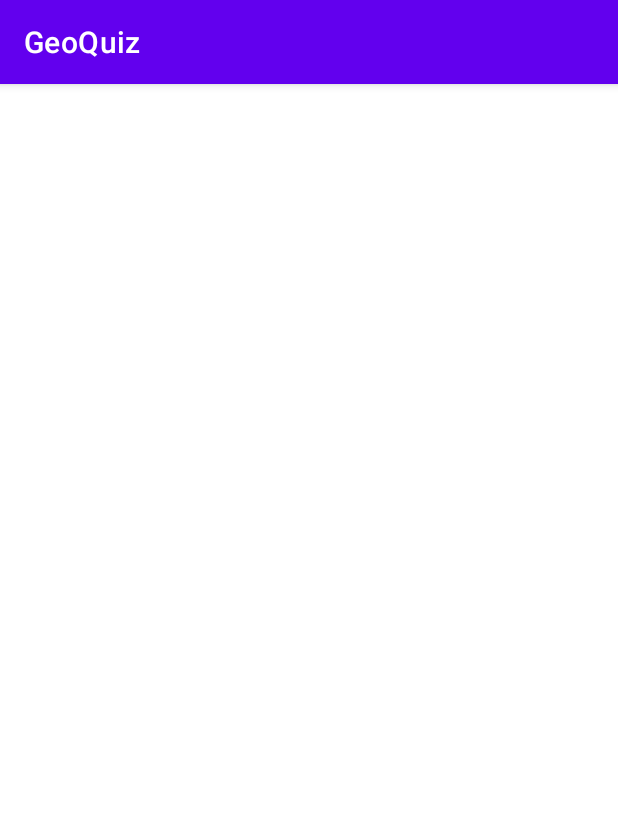
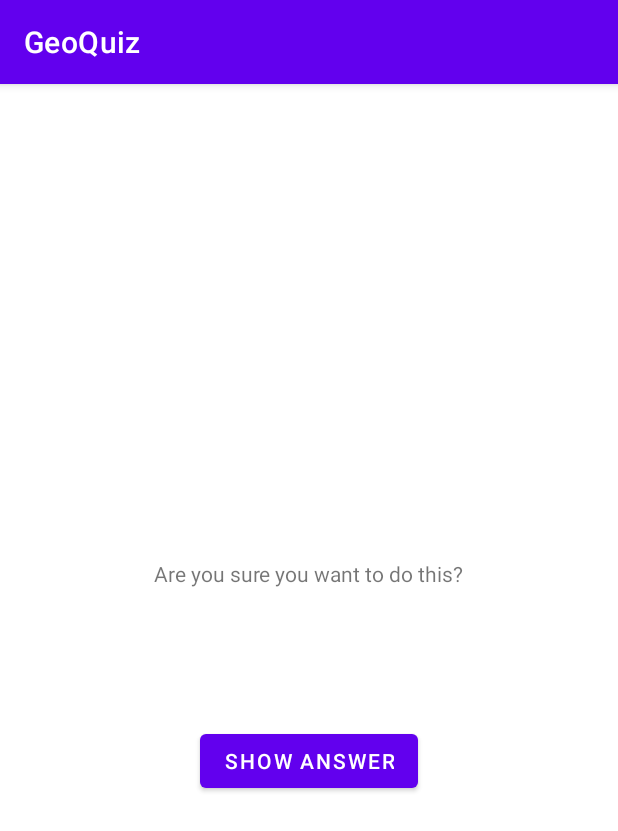
Before and after one commit to Vlascitchii-Mihail/PennyDrop, an Android app: the CheatActivity screen opened directly, with no data from a screen before it, on a phone screen of 412 x 824 dp. Shown: the top 831 px of the screen. Run offline under Robolectric (Android 15) with nearby library versions, the phone set to English and light mode, and no system bars.

Commit message:
Hello Android!

```diff
--- a/Android/GeoQuiz/app/src/main/AndroidManifest.xml
+++ b/Android/GeoQuiz/app/src/main/AndroidManifest.xml
@@ -11,6 +11,7 @@
         android:theme="@style/Theme.GeoQuiz">
         <activity
             android:name=".CheatActivity"
+            android:configChanges="orientation|screenSize|keyboardHidden"
             android:exported="false" />
         <activity
             android:name=".MainActivity"
--- a/Android/GeoQuiz/app/src/main/java/com/bignerdranch/android/geoquiz/CheatActivity.kt
+++ b/Android/GeoQuiz/app/src/main/java/com/bignerdranch/android/geoquiz/CheatActivity.kt
@@ -1,11 +1,51 @@
 package com.bignerdranch.android.geoquiz
 
+import android.app.Activity
 import androidx.appcompat.app.AppCompatActivity
 import android.os.Bundle
+import android.content.Context
+import android.content.Intent
+import android.widget.TextView
+import android.widget.Button
 
+private const val EXTRA_ANSWER_IS_TRUE = "com.bignerdranch.android.geoquiz.answer_is_true"
+const val EXTRA_ANSWER_SHOWN = "com.bignerdranch.android.geoquiz.answer_shown"
 class CheatActivity : AppCompatActivity() {
+
+    private lateinit var answerTextView: TextView
+    private lateinit var showAnswerButton: Button
+    private var answerIsTrue = false
+
+
     override fun onCreate(savedInstanceState: Bundle?) {
         super.onCreate(savedInstanceState)
         setContentView(R.layout.activity_cheat)
+        answerIsTrue = intent.getBooleanExtra(EXTRA_ANSWER_IS_TRUE, false)
+
+        answerTextView = findViewById(R.id.answer_text_view)
+        showAnswerButton = findViewById(R.id.show_answer_button)
+
+        showAnswerButton.setOnClickListener {
+            val answerText = when {
+                answerIsTrue -> R.string.true_button
+                else -> R.string.false_button
+            }
+            answerTextView.setText(answerText)
+
+            setAnswerShownResult(true)
+        }
+    }
+
+    companion object {
+        fun newIntent(packageContext: Context, answerIsTrue: Boolean): Intent {
+            return Intent(packageContext, CheatActivity::class.java).apply {
+                putExtra(EXTRA_ANSWER_IS_TRUE, answerIsTrue)
+            }
+        }
+    }
+
+    private fun setAnswerShownResult(isAnswerShown: Boolean) {
+        val data = Intent().apply { putExtra(EXTRA_ANSWER_SHOWN, isAnswerShown)}
+        setResult(Activity.RESULT_OK, data)
     }
 }
--- a/Android/GeoQuiz/app/src/main/java/com/bignerdranch/android/geoquiz/QuizViewModel.kt
+++ b/Android/GeoQuiz/app/src/main/java/com/bignerdranch/android/geoquiz/QuizViewModel.kt
@@ -14,6 +14,7 @@ class QuizViewModel : ViewModel() {
     )
 
     var currentIndex= 0
+    var isCheater = false
 
     val currentQuestionAnswer: Boolean get() = questionBank[currentIndex].answer
     val currentQuestionText: Int get() = questionBank[currentIndex].textResId
--- a/Android/GeoQuiz/app/src/main/res/layout/activity_cheat.xml
+++ b/Android/GeoQuiz/app/src/main/res/layout/activity_cheat.xml
@@ -1,9 +1,40 @@
 <?xml version="1.0" encoding="utf-8"?>
-<androidx.constraintlayout.widget.ConstraintLayout xmlns:android="http://schemas.android.com/apk/res/android"
-    xmlns:app="http://schemas.android.com/apk/res-auto"
+<!--<androidx.constraintlayout.widget.ConstraintLayout xmlns:android="http://schemas.android.com/apk/res/android"-->
+<!--    xmlns:app="http://schemas.android.com/apk/res-auto"-->
+<!--    xmlns:tools="http://schemas.android.com/tools"-->
+<!--    android:layout_width="match_parent"-->
+<!--    android:layout_height="match_parent"-->
+<!--    tools:context=".CheatActivity">-->
+
+<!--</androidx.constraintlayout.widget.ConstraintLayout>-->
+<LinearLayout
+    xmlns:android="http://schemas.android.com/apk/res/android"
     xmlns:tools="http://schemas.android.com/tools"
+    android:layout_height="match_parent"
     android:layout_width="match_parent"
-    android:layout_height="match_parent"
-    tools:context=".CheatActivity">
+    android:gravity="center"
+    android:orientation="vertical"
+    tools:context="com.bignerdranch.android.geoquiz.CheatActivity">
 
-</androidx.constraintlayout.widget.ConstraintLayout>
+    <TextView
+        android:layout_width="wrap_content"
+        android:layout_height="wrap_content"
+        android:text="@string/warning_text"
+        android:padding="24dp"/>
+
+
+    <TextView
+        android:id="@+id/answer_text_view"
+        android:layout_width="wrap_content"
+        android:layout_height="wrap_content"
+        android:padding="24dp"
+        tools:text="Answer"/>
+
+
+    <Button
+        android:id="@+id/show_answer_button"
+        android:layout_width="wrap_content"
+        android:layout_height="wrap_content"
+        android:text="@string/show_answer_button"/>
+
+</LinearLayout>
```
Also changed, not shown: Android/GeoQuiz/app/src/main/java/com/bignerdranch/android/geoquiz/MainActivity.kt (+29 -3 lines), Android/GeoQuiz/app/src/main/res/layout-land/activity_main.xml (+8 -0 lines), Android/GeoQuiz/app/src/main/res/layout/activity_main.xml (+7 -0 lines).
